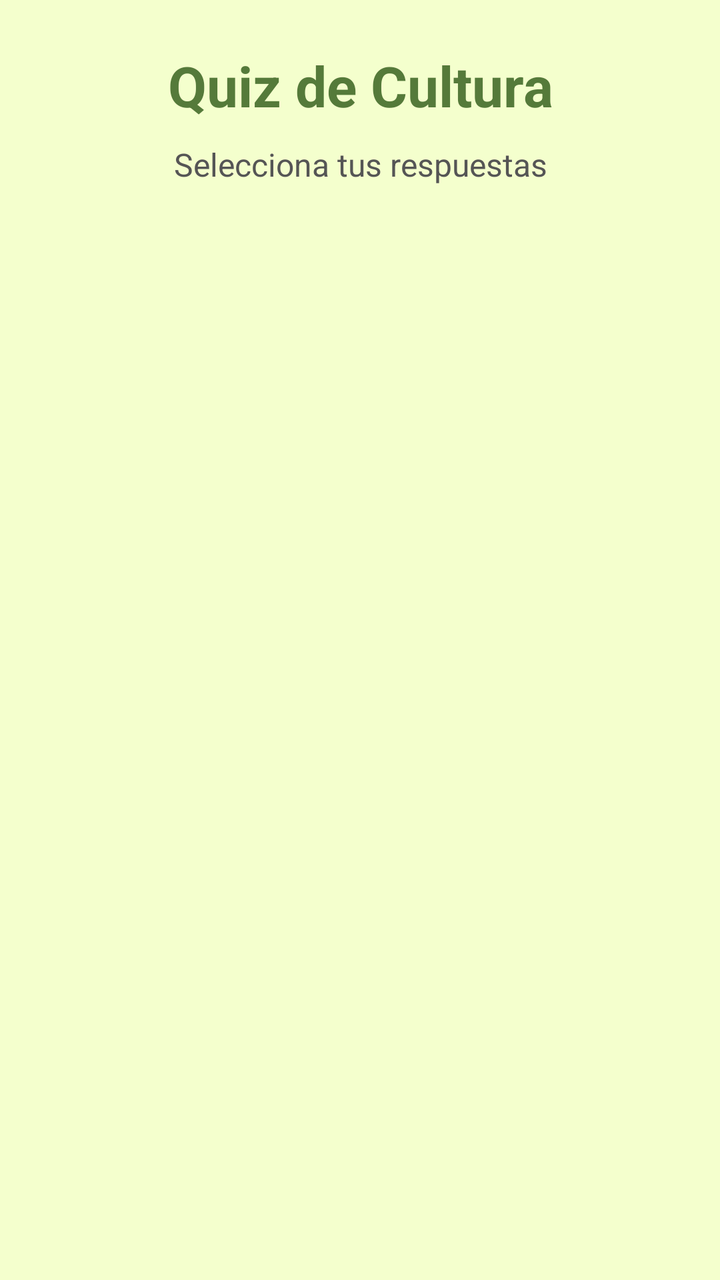
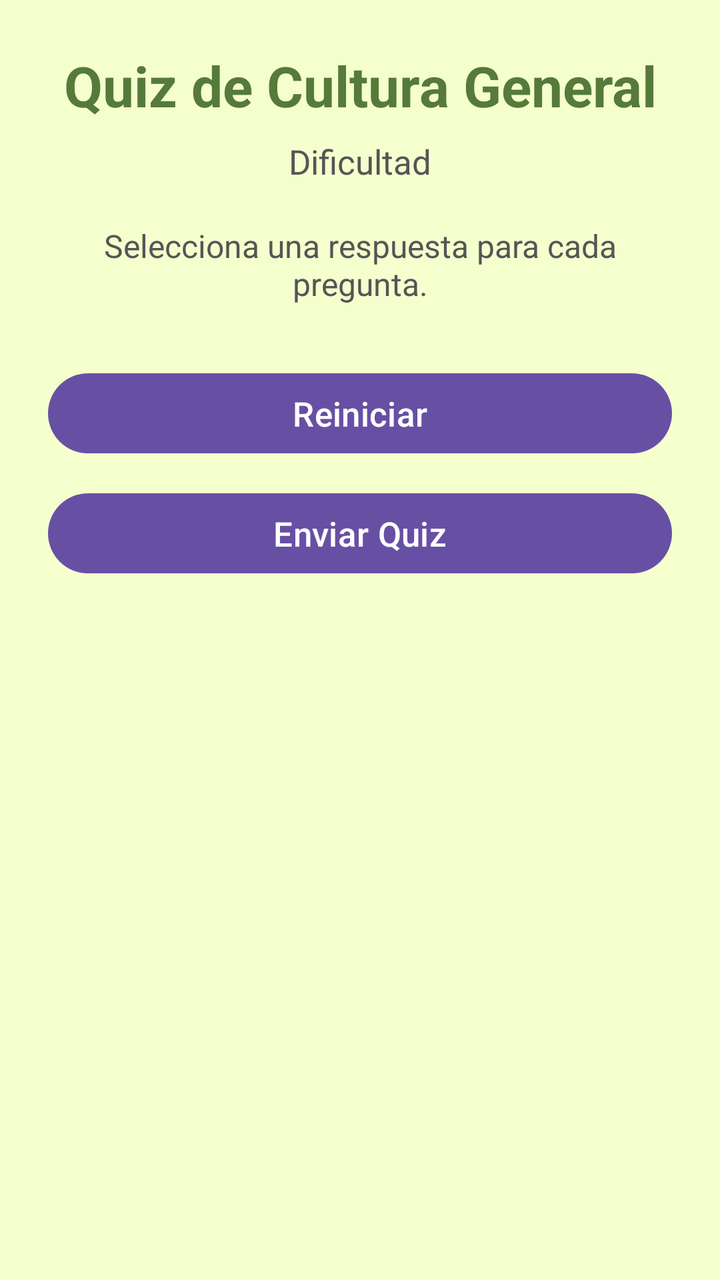

Compare the two renders of this Android layout. The source of the first and the diff that turns it into the second are given below.
<!-- AndroidManifest.xml: application theme Theme.QuizMaster -->
<!-- res/layout/activity_cultura.xml -->
<?xml version="1.0" encoding="utf-8"?>
<ScrollView
    xmlns:android="http://schemas.android.com/apk/res/android"
    android:layout_width="match_parent"
    android:layout_height="match_parent"
    android:background="#F4FFCD">

    <LinearLayout
        android:id="@+id/contenedorPreguntas"
        android:layout_width="match_parent"
        android:layout_height="wrap_content"
        android:orientation="vertical"
        android:padding="24dp">

        <TextView
            android:layout_width="match_parent"
            android:layout_height="wrap_content"
            android:text="Quiz de Cultura"
            android:textSize="28sp"
            android:textStyle="bold"
            android:textColor="#557A3A"
            android:gravity="center"
            android:layout_marginBottom="10dp" />

        <TextView
            android:layout_width="match_parent"
            android:layout_height="wrap_content"
            android:text="Selecciona tus respuestas"
            android:textSize="16sp"
            android:gravity="center"
            android:textColor="#555555"
            android:layout_marginBottom="15dp" />

    </LinearLayout>

</ScrollView>
<!-- resources referenced by this layout -->
<resources>
  <style name="Theme.QuizMaster" parent="Base.Theme.QuizMaster" />
  <style name="Base.Theme.QuizMaster" parent="Theme.Material3.DayNight.NoActionBar">
          
          
      </style>
</resources>

<!-- the commit's change to res/layout/activity_cultura.xml (unified diff, before → after) -->
@@ -6,7 +6,6 @@
     android:background="#F4FFCD">
 
     <LinearLayout
-        android:id="@+id/contenedorPreguntas"
         android:layout_width="match_parent"
         android:layout_height="wrap_content"
         android:orientation="vertical"
@@ -15,21 +14,54 @@
         <TextView
             android:layout_width="match_parent"
             android:layout_height="wrap_content"
-            android:text="Quiz de Cultura"
+            android:text="Quiz de Cultura General"
             android:textSize="28sp"
             android:textStyle="bold"
             android:textColor="#557A3A"
             android:gravity="center"
-            android:layout_marginBottom="10dp" />
+            android:layout_marginBottom="8dp" />
+
+        <TextView
+            android:id="@+id/textoDificultad"
+            android:layout_width="match_parent"
+            android:layout_height="wrap_content"
+            android:text="Dificultad"
+            android:textSize="17sp"
+            android:textColor="#555555"
+            android:gravity="center"
+            android:layout_marginBottom="20dp" />
 
         <TextView
             android:layout_width="match_parent"
             android:layout_height="wrap_content"
-            android:text="Selecciona tus respuestas"
+            android:text="Selecciona una respuesta para cada pregunta."
             android:textSize="16sp"
+            android:textColor="#555555"
             android:gravity="center"
-            android:textColor="#555555"
-            android:layout_marginBottom="15dp" />
+            android:layout_marginBottom="10dp" />
+
+        <LinearLayout
+            android:id="@+id/contenedorPreguntas"
+            android:layout_width="match_parent"
+            android:layout_height="wrap_content"
+            android:orientation="vertical" />
+
+        <Button
+            android:id="@+id/botonReiniciar"
+            android:layout_width="match_parent"
+            android:layout_height="wrap_content"
+            android:text="Reiniciar"
+            android:textSize="17sp"
+            android:layout_marginTop="20dp"
+            android:layout_marginBottom="12dp" />
+
+        <Button
+            android:id="@+id/botonEnviar"
+            android:layout_width="match_parent"
+            android:layout_height="wrap_content"
+            android:text="Enviar Quiz"
+            android:textSize="17sp"
+            android:layout_marginBottom="20dp" />
 
     </LinearLayout>
 
